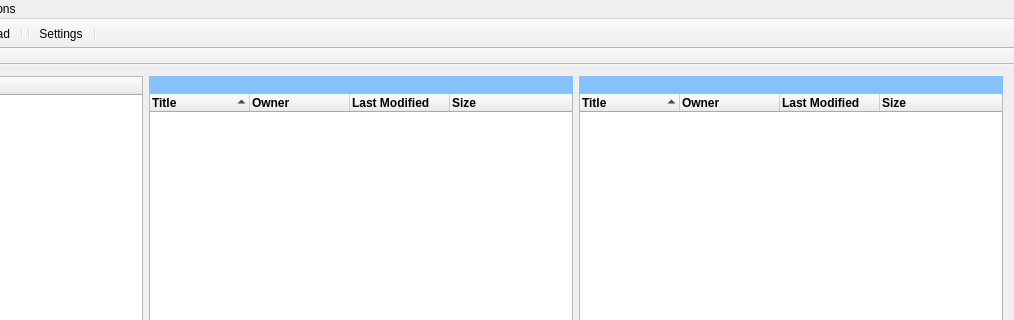
This is mainwindow.ui in tranter/qt-google-drive as Qt 5 draws it before an edit; both pictures show x 124 to 1138 and y 0 to 320 of the 1138 by 681 pixel window. The edited form follows.
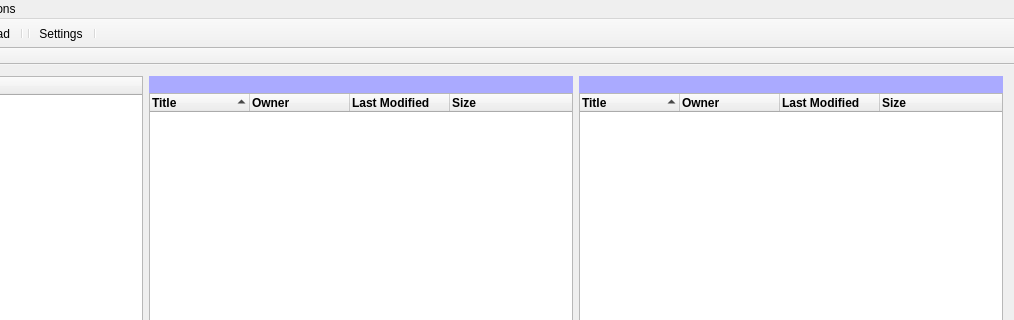
This is the edited form. Icons and pictures are not drawn.

Patch:
```diff
--- a/mainwindow.ui
+++ b/mainwindow.ui
@@ -105,7 +105,7 @@
          </font>
         </property>
         <property name="styleSheet">
-         <string notr="true">background-color:rgb(133, 192, 255)</string>
+         <string notr="true">background-color: rgb(170, 170, 255);</string>
         </property>
         <property name="frameShape">
          <enum>QFrame::NoFrame</enum>
@@ -243,7 +243,7 @@
          </font>
         </property>
         <property name="styleSheet">
-         <string notr="true">background-color:rgb(133, 192, 255)</string>
+         <string notr="true">background-color: rgb(170, 170, 255);</string>
         </property>
         <property name="text">
          <string/>
```
